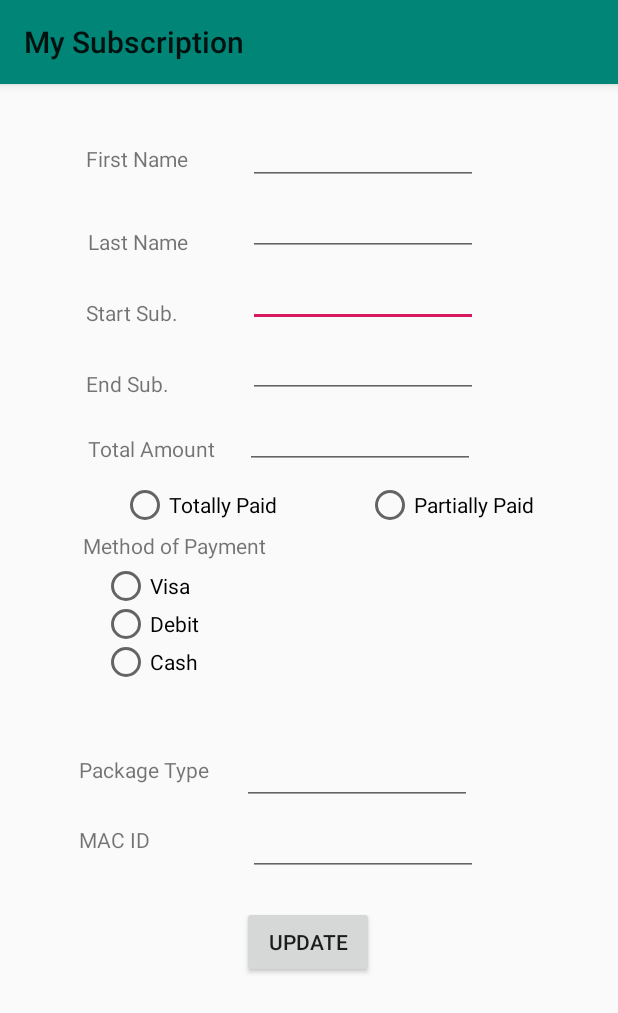
After one commit to jameswei1/Peer-One-Network, an Android app: the EditCustomer screen opened directly, with no data from a screen before it, on a phone screen of 412 x 824 dp. The commit adds this screen. Shown: the top 1013 px of the screen. Run offline under Robolectric (Android 15) with nearby library versions, the phone set to English and light mode, and no system bars; our stand-ins replace Firebase (no records; nobody signed in at launch, a user with empty details on screens opened directly).

Commit message:
Task Done:
Added Finger print.
Added Edit customer and delete customer

```diff
--- a/app/build.gradle
+++ b/app/build.gradle
@@ -5,7 +5,7 @@ android {
     compileSdkVersion 29
     defaultConfig {
         applicationId "sharora.mysubscription"
-        minSdkVersion 21
+        minSdkVersion 23
         targetSdkVersion 29
         versionCode 1
         versionName "1.0"
@@ -25,6 +25,7 @@ dependencies {
     implementation 'androidx.constraintlayout:constraintlayout:1.1.3'
     implementation 'com.google.firebase:firebase-database:18.0.1'
     implementation 'com.google.firebase:firebase-core:17.0.1'
+    implementation 'androidx.biometric:biometric:1.0.0-alpha03'
     testImplementation 'junit:junit:4.12'
     androidTestImplementation 'androidx.test:runner:1.2.0'
     androidTestImplementation 'androidx.test.espresso:espresso-core:3.2.0'
--- /dev/null
+++ b/app/src/main/java/sharora/mysubscription/EditCustomer.java
@@ -0,0 +1,111 @@
+package sharora.mysubscription;
+
+import androidx.appcompat.app.AppCompatActivity;
+
+import android.os.Bundle;
+import android.widget.RadioButton;
+import android.widget.RadioGroup;
+import android.widget.TextView;
+import androidx.annotation.NonNull;
+import androidx.appcompat.app.AppCompatActivity;
+
+import android.content.Intent;
+import android.os.Bundle;
+import android.util.Log;
+import android.view.View;
+import android.widget.TextView;
+import android.widget.Toast;
+import android.widget.Button;
+
+import com.google.firebase.database.DataSnapshot;
+import com.google.firebase.database.DatabaseError;
+import com.google.firebase.database.DatabaseReference;
+import com.google.firebase.database.FirebaseDatabase;
+import com.google.firebase.database.ValueEventListener;
+
+public class EditCustomer extends AppCompatActivity {
+
+    TextView startSubField, firstNameField, lastNameField, endSubField, totalAmountField, packageTypeField, MACIDField;
+    Button update;
+
+    RadioGroup modeofpay;
+    RadioButton payoption;
+
+    RadioGroup paid ;
+    RadioButton paidchoice ;
+    RadioButton fully;
+
+    @Override
+    protected void onCreate(Bundle savedInstanceState) {
+        super.onCreate(savedInstanceState);
+        setContentView(R.layout.activity_edit_customer);
+
+        update = findViewById(R.id.updateButton);
+
+        final String  startSub = getIntent().getStringExtra("startSub");
+        startSubField =  findViewById(R.id.startSubField);
+        startSubField.setText(startSub);
+
+        final String  endSub = getIntent().getStringExtra("endSub");
+        endSubField = findViewById(R.id.endSubField);
+        endSubField.setText(endSub);
+
+        final String  totalAmount = getIntent().getStringExtra("totalAmount");
+        totalAmountField = findViewById(R.id.totalAmountField);
+        totalAmountField.setText(totalAmount);
+
+        final String  fName = getIntent().getStringExtra("firstName");
+        firstNameField = findViewById(R.id.firstNameField);
+        firstNameField.setText(fName);
+
+        final String  lName = getIntent().getStringExtra("lastName");
+        lastNameField = findViewById(R.id.lastNameField);
+        lastNameField.setText(lName);
+
+        final String  pkgType = getIntent().getStringExtra("packageType");
+        packageTypeField = findViewById(R.id.packageTypeField);
+        packageTypeField.setText(pkgType);
+
+        final String  MACID = getIntent().getStringExtra("MACID");
+        MACIDField = findViewById(R.id.MACIDField);
+        MACIDField.setText(MACID);
+
+        update.setOnClickListener(new View.OnClickListener() {
+            @Override
+            public void onClick(View view) {
+                deleteValue(fName, lName);
+
+                final String fName = firstNameField.getText().toString();
+                final String lName = lastNameField.getText().toString();
+                final String startSub = startSubField.getText().toString();
+                final String endSub = endSubField.getText().toString();
+                final String totalAmount = totalAmountField.getText().toString();
+                final String pkgType = packageTypeField.getText().toString();
+                final String MACID = MACIDField.getText().toString();
+
+//                RadioGroup payoption = findViewById(R.id.gmopay);
+//                int typeOfPay = payoption.getCheckedRadioButtonId();
+//
+//                RadioGroup paidOrNa = findViewById(R.id.gpaid);
+//                int howMuchPaid = paidOrNa.getCheckedRadioButtonId();
+
+                updateValue(fName, lName, startSub, endSub, totalAmount, pkgType, MACID, 3, 2);
+            }
+        });
+    }
+
+    private void deleteValue(String fName, String lName) {
+        String id = fName + lName;
+        DatabaseReference databaseReference = FirebaseDatabase.getInstance().getReference("customers").child(id.toLowerCase());
+        databaseReference.removeValue();
+    }
+
+    private void updateValue(String fName, String lName, String startSub, String endSub, String totalamt, String pkgtype, String macid, int paymentmethod, int howMuchPaid) {
+        String id = fName + lName;
+        DatabaseReference databaseReference = FirebaseDatabase.getInstance().getReference("customers").child(id.toLowerCase());
+        Member member = new Member(fName, lName, startSub, endSub, totalamt, pkgtype, macid, "visa", "Totally Paid", id);
+        databaseReference.setValue(member);
+//        Toast.makeText(this, String.valueOf(paymentmethod), Toast.LENGTH_SHORT).show();
+//        Toast.makeText(this, String.valueOf(howMuchPaid), Toast.LENGTH_SHORT).show();
+    }
+}
--- /dev/null
+++ b/app/src/main/res/layout/activity_edit_customer.xml
@@ -0,0 +1,279 @@
+<?xml version="1.0" encoding="utf-8"?>
+<androidx.constraintlayout.widget.ConstraintLayout xmlns:android="http://schemas.android.com/apk/res/android"
+    xmlns:app="http://schemas.android.com/apk/res-auto"
+    xmlns:tools="http://schemas.android.com/tools"
+    android:layout_width="match_parent"
+    android:layout_height="match_parent"
+    tools:context=".EditCustomer">
+
+    <EditText
+        android:id="@+id/startSubField"
+        android:layout_width="153dp"
+        android:layout_height="39dp"
+        android:layout_marginTop="8dp"
+        android:layout_marginEnd="84dp"
+        android:ems="10"
+        android:inputType="textPersonName"
+        app:layout_constraintEnd_toEndOf="parent"
+        app:layout_constraintHorizontal_bias="0.948"
+        app:layout_constraintStart_toStartOf="parent"
+        app:layout_constraintTop_toBottomOf="@+id/lastNameField" />
+
+    <EditText
+        android:id="@+id/endSubField"
+        android:layout_width="153dp"
+        android:layout_height="39dp"
+        android:layout_marginStart="8dp"
+        android:layout_marginTop="8dp"
+        android:layout_marginEnd="84dp"
+        android:ems="10"
+        android:inputType="textPersonName"
+        app:layout_constraintEnd_toEndOf="parent"
+        app:layout_constraintHorizontal_bias="0.945"
+        app:layout_constraintStart_toStartOf="parent"
+        app:layout_constraintTop_toBottomOf="@+id/startSubField" />
+
+    <EditText
+        android:id="@+id/MACIDField"
+        android:layout_width="153dp"
+        android:layout_height="39dp"
+        android:layout_marginTop="8dp"
+        android:layout_marginEnd="84dp"
+        android:ems="10"
+        android:inputType="textPersonName"
+        app:layout_constraintEnd_toEndOf="parent"
+        app:layout_constraintHorizontal_bias="0.948"
+        app:layout_constraintStart_toStartOf="parent"
+        app:layout_constraintTop_toBottomOf="@+id/packageTypeField" />
+
+    <EditText
+        android:id="@+id/packageTypeField"
+        android:layout_width="153dp"
+        android:layout_height="39dp"
+        android:layout_marginStart="8dp"
+        android:layout_marginTop="232dp"
+        android:layout_marginEnd="84dp"
+        android:ems="10"
+        android:inputType="textPersonName"
+        app:layout_constraintEnd_toEndOf="parent"
+        app:layout_constraintStart_toEndOf="@+id/editPackageType"
+        app:layout_constraintTop_toBottomOf="@+id/endSubField" />
+
+    <EditText
+        android:id="@+id/totalAmountField"
+        android:layout_width="153dp"
+        android:layout_height="39dp"
+        android:layout_marginStart="8dp"
+        android:layout_marginTop="8dp"
+        android:layout_marginEnd="84dp"
+        android:ems="10"
+        android:inputType="textPersonName"
+        app:layout_constraintEnd_toEndOf="parent"
+        app:layout_constraintStart_toEndOf="@+id/editTotalAmount"
+        app:layout_constraintTop_toBottomOf="@+id/endSubField" />
+
+    <TextView
+        android:id="@+id/EditFirstName"
+        android:layout_width="wrap_content"
+        android:layout_height="wrap_content"
+        android:layout_marginStart="8dp"
+        android:layout_marginTop="40dp"
+        android:layout_marginEnd="8dp"
+        android:text="First Name"
+        app:layout_constraintEnd_toEndOf="parent"
+        app:layout_constraintHorizontal_bias="0.151"
+        app:layout_constraintStart_toStartOf="parent"
+        app:layout_constraintTop_toTopOf="parent" />
+
+    <TextView
+        android:id="@+id/EditLastName"
+        android:layout_width="wrap_content"
+        android:layout_height="wrap_content"
+        android:layout_marginStart="8dp"
+        android:layout_marginTop="36dp"
+        android:layout_marginEnd="8dp"
+        android:text="Last Name"
+        app:layout_constraintEnd_toEndOf="parent"
+        app:layout_constraintHorizontal_bias="0.153"
+        app:layout_constraintStart_toStartOf="parent"
+        app:layout_constraintTop_toBottomOf="@+id/EditFirstName" />
+
+    <EditText
+        android:id="@+id/firstNameField"
+        android:layout_width="153dp"
+        android:layout_height="39dp"
+        android:layout_marginTop="28dp"
+        android:layout_marginEnd="84dp"
+        android:ems="10"
+        android:inputType="textPersonName"
+        app:layout_constraintEnd_toEndOf="parent"
+        app:layout_constraintHorizontal_bias="0.948"
+        app:layout_constraintStart_toStartOf="parent"
+        app:layout_constraintTop_toTopOf="parent" />
+
+    <EditText
+        android:id="@+id/lastNameField"
+        android:layout_width="153dp"
+        android:layout_height="39dp"
+        android:layout_marginTop="8dp"
+        android:layout_marginEnd="84dp"
+        android:ems="10"
+        android:inputType="textPersonName"
+        app:layout_constraintEnd_toEndOf="parent"
+        app:layout_constraintHorizontal_bias="0.948"
+        app:layout_constraintStart_toStartOf="parent"
+        app:layout_constraintTop_toBottomOf="@+id/firstNameField" />
+
+    <TextView
+        android:id="@+id/editStartSub"
+        android:layout_width="wrap_content"
+        android:layout_height="wrap_content"
+        android:layout_marginStart="8dp"
+        android:layout_marginTop="28dp"
+        android:layout_marginEnd="8dp"
+        android:text="Start Sub."
+        app:layout_constraintEnd_toEndOf="parent"
+        app:layout_constraintHorizontal_bias="0.148"
+        app:layout_constraintStart_toStartOf="parent"
+        app:layout_constraintTop_toBottomOf="@+id/EditLastName" />
+
+    <TextView
+        android:id="@+id/editEndSub"
+        android:layout_width="wrap_content"
+        android:layout_height="wrap_content"
+        android:layout_marginStart="8dp"
+        android:layout_marginTop="28dp"
+        android:layout_marginEnd="8dp"
+        android:text="End Sub."
+        app:layout_constraintEnd_toEndOf="parent"
+        app:layout_constraintHorizontal_bias="0.145"
+        app:layout_constraintStart_toStartOf="parent"
+        app:layout_constraintTop_toBottomOf="@+id/editStartSub" />
+
+    <TextView
+        android:id="@+id/editTotalAmount"
+        android:layout_width="wrap_content"
+        android:layout_height="wrap_content"
+        android:layout_marginStart="8dp"
+        android:layout_marginTop="24dp"
+        android:layout_marginEnd="8dp"
+        android:text="Total Amount"
+        app:layout_constraintEnd_toEndOf="parent"
+        app:layout_constraintHorizontal_bias="0.162"
+        app:layout_constraintStart_toStartOf="parent"
+        app:layout_constraintTop_toBottomOf="@+id/editEndSub" />
+
+    <RadioGroup
+        android:id="@+id/gpaid"
+        android:layout_width="307dp"
+        android:layout_height="33dp"
+        android:layout_marginStart="8dp"
+        android:layout_marginTop="8dp"
+        android:layout_marginBottom="8dp"
+        android:orientation="horizontal"
+        app:layout_constraintBottom_toBottomOf="parent"
+        app:layout_constraintEnd_toEndOf="parent"
+        app:layout_constraintHorizontal_bias="0.75"
+        app:layout_constraintStart_toStartOf="parent"
+        app:layout_constraintTop_toBottomOf="@+id/totalAmountField"
+        app:layout_constraintVertical_bias="0.0">
+
+        <RadioButton
+            android:id="@+id/tpaid"
+            android:layout_width="163dp"
+            android:layout_height="wrap_content"
+            android:text="Totally Paid" />
+
+        <RadioButton
+            android:id="@+id/ppaid"
+            android:layout_width="254dp"
+            android:layout_height="wrap_content"
+            android:layout_weight="1"
+            android:text="Partially Paid" />
+    </RadioGroup>
+
+    <RadioGroup
+        android:id="@+id/gmopay"
+        android:layout_width="276dp"
+        android:layout_height="76dp"
+        android:layout_marginStart="8dp"
+        android:layout_marginTop="24dp"
+        android:layout_marginEnd="8dp"
+        android:orientation="vertical"
+        app:layout_constraintEnd_toEndOf="parent"
+        app:layout_constraintStart_toStartOf="parent"
+        app:layout_constraintTop_toBottomOf="@+id/gpaid">
+
+        <RadioButton
+            android:id="@+id/visa"
+            android:layout_width="match_parent"
+            android:layout_height="wrap_content"
+            android:layout_weight="1"
+            android:text="Visa" />
+
+        <RadioButton
+            android:id="@+id/debit"
+            android:layout_width="wrap_content"
+            android:layout_height="wrap_content"
+            android:layout_weight="1"
+            android:text="Debit" />
+
+        <RadioButton
+            android:id="@+id/cash"
+            android:layout_width="wrap_content"
+            android:layout_height="wrap_content"
+            android:layout_weight="1"
+            android:text="Cash" />
+    </RadioGroup>
+
+    <TextView
+        android:id="@+id/editModeOfPayment"
+        android:layout_width="wrap_content"
+        android:layout_height="wrap_content"
+        android:layout_marginStart="8dp"
+        android:layout_marginEnd="8dp"
+        android:text="Method of Payment"
+        app:layout_constraintEnd_toEndOf="parent"
+        app:layout_constraintHorizontal_bias="0.173"
+        app:layout_constraintStart_toStartOf="parent"
+        app:layout_constraintTop_toBottomOf="@+id/gpaid" />
+
+    <TextView
+        android:id="@+id/editPackageType"
+        android:layout_width="wrap_content"
+        android:layout_height="wrap_content"
+        android:layout_marginStart="8dp"
+        android:layout_marginTop="49dp"
+        android:layout_marginEnd="8dp"
+        android:text="Package Type"
+        app:layout_constraintEnd_toEndOf="parent"
+        app:layout_constraintHorizontal_bias="0.145"
+        app:layout_constraintStart_toStartOf="parent"
+        app:layout_constraintTop_toBottomOf="@+id/gmopay" />
+
+    <TextView
+        android:id="@+id/editMacID"
+        android:layout_width="wrap_content"
+        android:layout_height="wrap_content"
+        android:layout_marginStart="8dp"
+        android:layout_marginTop="27dp"
+        android:layout_marginEnd="8dp"
+        android:text="MAC ID"
+        app:layout_constraintEnd_toEndOf="parent"
+        app:layout_constraintHorizontal_bias="0.129"
+        app:layout_constraintStart_toStartOf="parent"
+        app:layout_constraintTop_toBottomOf="@+id/editPackageType" />
+
+    <Button
+        android:id="@+id/updateButton"
+        android:layout_width="wrap_content"
+        android:layout_height="wrap_content"
+        android:layout_marginStart="8dp"
+        android:layout_marginTop="20dp"
+        android:layout_marginEnd="8dp"
+        android:text="Update"
+        app:layout_constraintEnd_toEndOf="parent"
+        app:layout_constraintHorizontal_bias="0.498"
+        app:layout_constraintStart_toStartOf="parent"
+        app:layout_constraintTop_toBottomOf="@+id/MACIDField" />
+</androidx.constraintlayout.widget.ConstraintLayout>
--- a/app/src/main/res/values/strings.xml
+++ b/app/src/main/res/values/strings.xml
@@ -1,3 +1,4 @@
 <resources>
     <string name="app_name">My Subscription</string>
+    <string name="authenticate">Authenticate</string>
 </resources>
```
Also changed, not shown: app/src/main/AndroidManifest.xml (+11 -10 lines), app/src/main/java/sharora/mysubscription/DisplayUsers.java (+55 -24 lines), app/src/main/java/sharora/mysubscription/Enter_Firstname_Lastname.java (+38 -5 lines), app/src/main/java/sharora/mysubscription/FIngerprint.java (added, +74 -0 lines), app/src/main/res/layout/activity_display_users.xml (+25 -0 lines), app/src/main/res/layout/activity_fingerprint.xml (added, +20 -0 lines).
